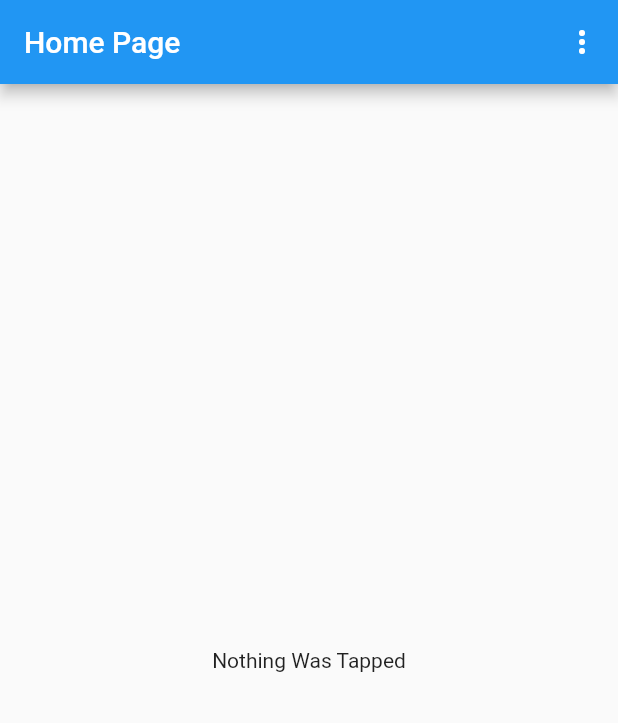
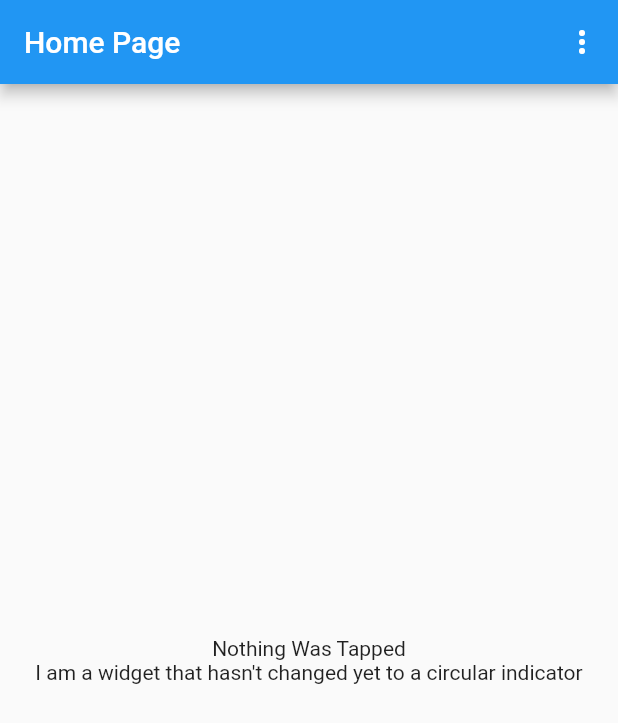
Before and after one commit to HazemSayad/flutter_popup_menu, a Flutter app: the screen it shows after launch, on a phone screen of 412 x 824 dp. Shown: the top 723 px of the screen. Run offline on Flutter 3.47's test engine with Material 2 defaults, Android fonts, the phone set to English and light mode, and no system bars.

Commit message:
added a dynamic widget that is changed depending on result bool value

```diff
--- a/lib/main.dart
+++ b/lib/main.dart
@@ -38,6 +38,8 @@
 
 class _HomePageState extends State<HomePage> {
   var wordToDisplay = "Nothing Was Tapped";
+  Widget widgetToDisplay = const Text(
+      "I am a widget that hasn't changed yet to a circular indicator");
 
   @override
   Widget build(BuildContext context) {
@@ -51,6 +53,11 @@
               setState(() {
                 wordToDisplay =
                     "$value was selected and the result was: $result";
+                if (result) {
+                  widgetToDisplay = const CircularProgressIndicator();
+                } else {
+                  widgetToDisplay = const Icon(Icons.adb);
+                }
               });
             },
             itemBuilder: (context) {
@@ -62,8 +69,13 @@
           )
         ],
       ),
-      body: Center(
-        child: Text(wordToDisplay),
+      body: Column(
+        crossAxisAlignment: CrossAxisAlignment.center,
+        mainAxisAlignment: MainAxisAlignment.center,
+        children: [
+          Center(child: Text(wordToDisplay)),
+          Center(child: widgetToDisplay),
+        ],
       ),
     );
   }
```
